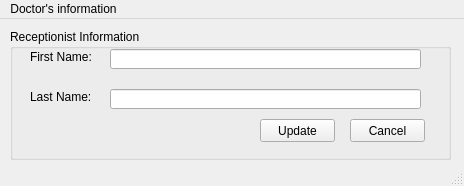
This is Screens/Admin UpdateReceptionist.ui in RaahimHash/DBMS-Project-UHU-Clinic as Qt 5 draws it before an edit. The edited form follows.
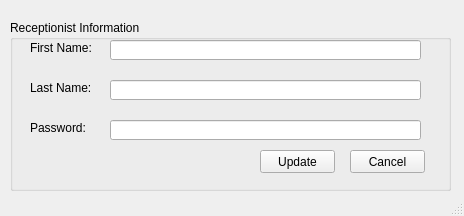
This is the edited form.

```diff
--- a/Screens/Admin UpdateReceptionist.ui
+++ b/Screens/Admin UpdateReceptionist.ui
@@ -7,7 +7,7 @@
     <x>0</x>
     <y>0</y>
     <width>464</width>
-    <height>186</height>
+    <height>216</height>
    </rect>
   </property>
   <property name="windowTitle">
@@ -18,9 +18,9 @@
     <property name="geometry">
      <rect>
       <x>10</x>
-      <y>10</y>
+      <y>20</y>
       <width>441</width>
-      <height>131</height>
+      <height>171</height>
      </rect>
     </property>
     <property name="title">
@@ -69,7 +69,7 @@
      <property name="geometry">
       <rect>
        <x>250</x>
-       <y>90</y>
+       <y>130</y>
        <width>75</width>
        <height>23</height>
       </rect>
@@ -82,7 +82,7 @@
      <property name="geometry">
       <rect>
        <x>340</x>
-       <y>90</y>
+       <y>130</y>
        <width>75</width>
        <height>23</height>
       </rect>
@@ -104,23 +104,36 @@
       <bool>false</bool>
      </property>
     </widget>
-   </widget>
-  </widget>
-  <widget class="QMenuBar" name="menubar">
+    <widget class="QLabel" name="label_3">
+     <property name="geometry">
+      <rect>
+       <x>20</x>
+       <y>100</y>
+       <width>81</width>
+       <height>16</height>
+      </rect>
+     </property>
+     <property name="text">
+      <string>Password:</string>
+     </property>
+    </widget>
+    <widget class="QLineEdit" name="linePassword">
    <property name="geometry">
     <rect>
-     <x>0</x>
-     <y>0</y>
-     <width>464</width>
-     <height>21</height>
-    </rect>
-   </property>
-   <widget class="QMenu" name="menuScreen7">
-    <property name="title">
-     <string>Doctor's information</string>
-    </property>
-   </widget>
-   <addaction name="menuScreen7"/>
+       <x>100</x>
+       <y>100</y>
+       <width>311</width>
+       <height>20</height>
+      </rect>
+     </property>
+     <property name="echoMode">
+      <enum>QLineEdit::Password</enum>
+     </property>
+     <property name="readOnly">
+      <bool>false</bool>
+     </property>
+    </widget>
+   </widget>
   </widget>
   <widget class="QStatusBar" name="statusbar"/>
  </widget>
```
Left out of the diff: 3 changed lines with no effect on the pictures. Lines whose indentation alone changed are shown as unchanged.
